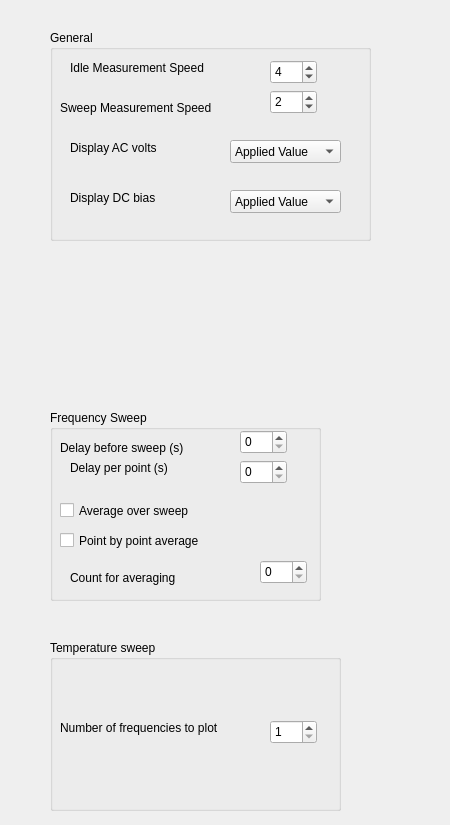
Before: the Qt Designer form advancedOptions.ui in badarirao/Dielectric, drawn with Qt 5.
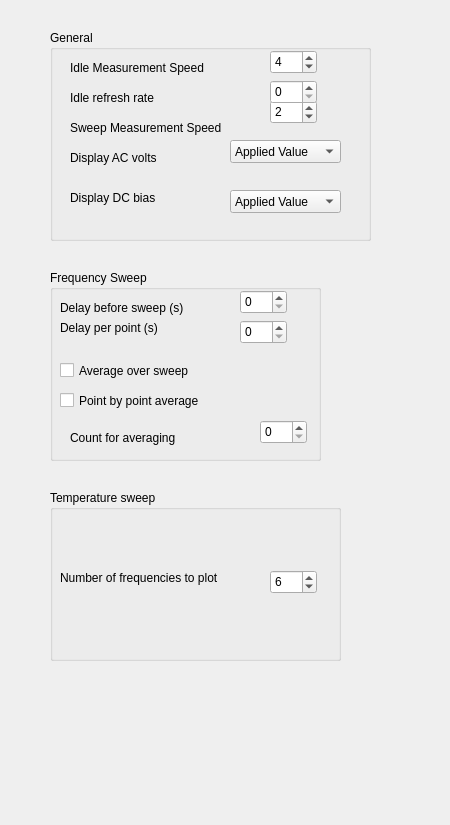
After: the same form once the commit is applied.

```diff
--- a/advancedOptions.ui
+++ b/advancedOptions.ui
@@ -17,7 +17,7 @@
    <property name="geometry">
     <rect>
      <x>50</x>
-     <y>410</y>
+     <y>270</y>
      <width>271</width>
      <height>191</height>
     </rect>
@@ -64,7 +64,7 @@
    <widget class="QLabel" name="label_4">
     <property name="geometry">
      <rect>
-      <x>20</x>
+      <x>10</x>
       <y>50</y>
       <width>111</width>
       <height>16</height>
@@ -131,7 +131,7 @@
    <property name="geometry">
     <rect>
      <x>50</x>
-     <y>640</y>
+     <y>490</y>
      <width>291</width>
      <height>171</height>
     </rect>
@@ -151,6 +151,9 @@
     <property name="minimum">
      <number>1</number>
     </property>
+    <property name="value">
+     <number>6</number>
+    </property>
    </widget>
    <widget class="QLabel" name="label_6">
     <property name="geometry">
@@ -182,7 +185,7 @@
     <property name="geometry">
      <rect>
       <x>220</x>
-      <y>60</y>
+      <y>70</y>
       <width>47</width>
       <height>24</height>
      </rect>
@@ -200,8 +203,8 @@
    <widget class="QLabel" name="label_3">
     <property name="geometry">
      <rect>
-      <x>10</x>
-      <y>70</y>
+      <x>20</x>
+      <y>90</y>
       <width>181</width>
       <height>16</height>
      </rect>
@@ -227,7 +230,7 @@
     <property name="geometry">
      <rect>
       <x>220</x>
-      <y>30</y>
+      <y>20</y>
       <width>47</width>
       <height>24</height>
      </rect>
@@ -246,7 +249,7 @@
     <property name="geometry">
      <rect>
       <x>20</x>
-      <y>110</y>
+      <y>120</y>
       <width>121</width>
       <height>16</height>
      </rect>
@@ -308,6 +311,29 @@
      </property>
     </item>
    </widget>
+   <widget class="QLabel" name="label_9">
+    <property name="geometry">
+     <rect>
+      <x>20</x>
+      <y>60</y>
+      <width>111</width>
+      <height>16</height>
+     </rect>
+    </property>
+    <property name="text">
+     <string>Idle refresh rate</string>
+    </property>
+   </widget>
+   <widget class="QSpinBox" name="spinBox_7">
+    <property name="geometry">
+     <rect>
+      <x>220</x>
+      <y>50</y>
+      <width>47</width>
+      <height>24</height>
+     </rect>
+    </property>
+   </widget>
   </widget>
  </widget>
  <resources/>
```
